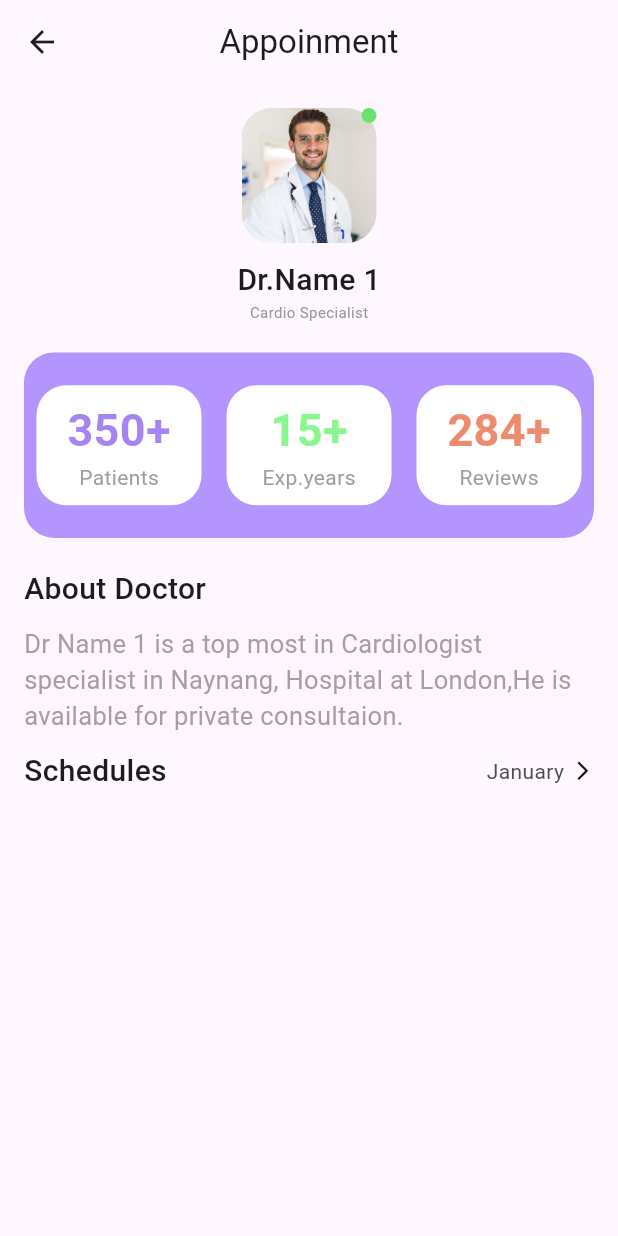
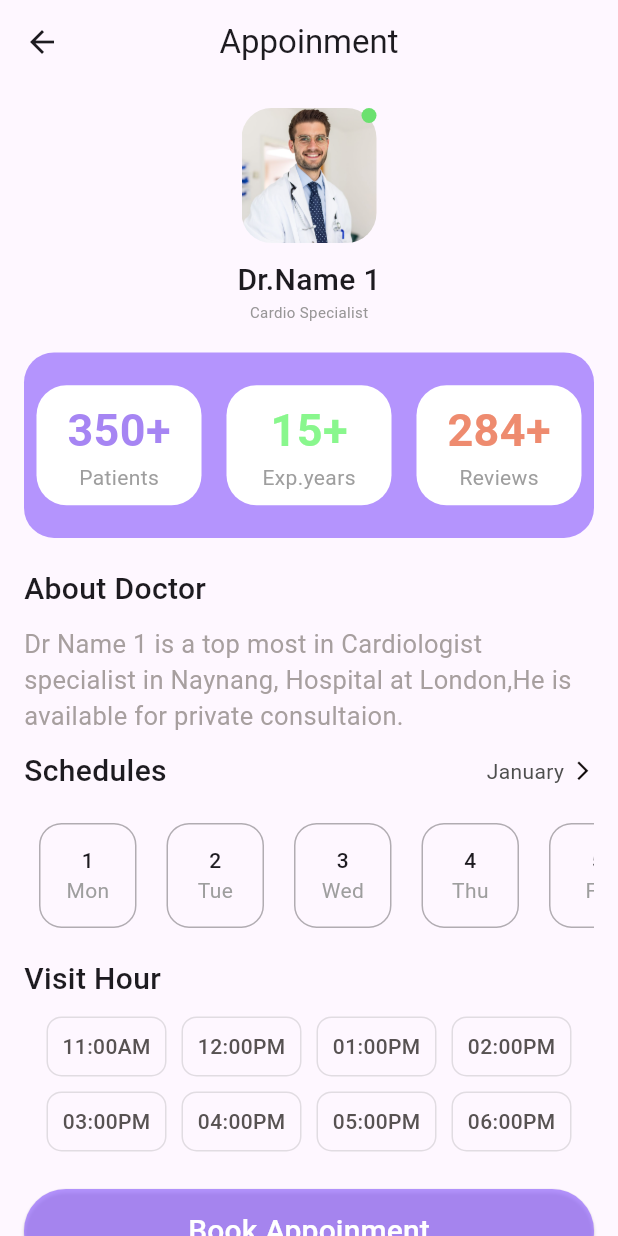
Before and after one commit to faezismaeel/doctor_booking_app, a Flutter app: the screen it shows after launch, after a tap on "Appointment", on a phone screen of 412 x 824 dp. Run offline on Flutter 3.47's test engine with Material 3 defaults, Android fonts, the phone set to English and light mode, and no system bars; our stand-ins replace flutter_svg.

Commit message:
appoinment details

```diff
--- /dev/null
+++ b/lib/defaultbutton/default_button.dart
@@ -0,0 +1,28 @@
+import 'package:flutter/material.dart';
+
+class DefaultButton extends StatelessWidget {
+  const DefaultButton({super.key, required this.text, required this.press});
+
+  final String text;
+  final VoidCallback press;
+
+  @override
+  Widget build(BuildContext context) {
+    return SizedBox(
+      height: 56,
+      width: double.infinity,
+      child: ElevatedButton(
+        style: ElevatedButton.styleFrom(
+          backgroundColor: const Color.fromARGB(198, 159, 119, 253)
+        ),
+        onPressed: press,
+        child: Text(text,
+        style: const TextStyle(
+          fontSize: 20,
+          color: Colors.white
+        ),
+        ),
+      ),
+    );
+  }
+}
--- a/lib/screens/details/analystics.dart
+++ b/lib/screens/details/analystics.dart
@@ -15,7 +15,7 @@ class DoctorAnalystics extends StatelessWidget {
           width: SizeConfig.screenWidth * 0.95,
         decoration: BoxDecoration(
           borderRadius: BorderRadius.circular(20),
-        color: Color.fromARGB(198, 159, 119, 253),
+        color: const Color.fromARGB(198, 159, 119, 253),
         ),
         child: Row(
           mainAxisAlignment: MainAxisAlignment.spaceAround,
@@ -27,7 +27,7 @@ class DoctorAnalystics extends StatelessWidget {
                 color: Colors.white,
                 borderRadius: BorderRadius.circular(20)
               ),
-              child: Column(
+              child: const Column(
                 mainAxisAlignment: MainAxisAlignment.center,
                 children: [
                   Text("350+",
@@ -52,7 +52,7 @@ class DoctorAnalystics extends StatelessWidget {
                 color: Colors.white,
                 borderRadius: BorderRadius.circular(20)
               ),
-              child: Column(
+              child: const Column(
                 mainAxisAlignment: MainAxisAlignment.center,
                 children: [
                   Text("15+",
@@ -62,7 +62,7 @@ class DoctorAnalystics extends StatelessWidget {
                     color: Color.fromARGB(255, 137, 247, 141),
                   ),
                   ),
-                  Text("Exp.years",
+                   Text("Exp.years",
                   style: TextStyle(
                     color: Colors.grey
                   ),
@@ -77,7 +77,7 @@ class DoctorAnalystics extends StatelessWidget {
                 color: Colors.white,
                 borderRadius: BorderRadius.circular(20)
               ),
-              child: Column(
+              child: const Column(
                 mainAxisAlignment: MainAxisAlignment.center,
                 children: [
                   Text("284+",
--- a/lib/screens/details/appoinment_details.dart
+++ b/lib/screens/details/appoinment_details.dart
@@ -1,5 +1,7 @@
+import 'package:book_your_doctor/defaultbutton/default_button.dart';
 import 'package:book_your_doctor/screens/details/analystics.dart';
-import 'package:book_your_doctor/screens/details/schedules.dart';
+import 'package:book_your_doctor/screens/details/schedule/schedules.dart';
+import 'package:book_your_doctor/screens/details/schedule/visiting_hour.dart';
 import 'package:flutter/material.dart';
 
 class AppoinmemntDetails extends StatefulWidget {
@@ -16,10 +18,11 @@ class _AppoinmemntDetailsState extends State<AppoinmemntDetails> {
   Widget build(BuildContext context) {
     return Scaffold(
       appBar: AppBar(
-        title: Text("Appoinment"),
+        title: const Text("Appoinment"),
         centerTitle: true,
       ),
-      body: Padding(
+      body: SingleChildScrollView(
+        child: Padding(
           padding: const EdgeInsets.all(16),
           child: Column(
             children: [
@@ -42,7 +45,7 @@ class _AppoinmemntDetailsState extends State<AppoinmemntDetails> {
                   ),
                 ],
               ),
-            SizedBox(
+              const SizedBox(
                 height: 10,
               ),
               Text(
@@ -52,33 +55,33 @@ class _AppoinmemntDetailsState extends State<AppoinmemntDetails> {
                   fontWeight: FontWeight.w500,
                 ),
               ),
-            Text(
+              const Text(
                 "Cardio Specialist",
-              style: const TextStyle(
+                style: TextStyle(
                     fontSize: 10,
                     fontWeight: FontWeight.normal,
                     color: Color.fromARGB(221, 136, 135, 135)),
               ),
-            SizedBox(
+              const SizedBox(
                 height: 20,
               ),
-            DoctorAnalystics(),
-            SizedBox(
+              const DoctorAnalystics(),
+              const SizedBox(
                 height: 20,
               ),
-            Align(
+              const Align(
                 alignment: Alignment.centerLeft,
                 child: Text("About Doctor",
-              style: const TextStyle(
+                style: TextStyle(
                           fontSize: 20,
                           fontWeight: FontWeight.w500,
                         ),
                 ),
               ),
-             SizedBox(
+               const SizedBox(
                 height: 10,
               ),
-            Align(
+              const Align(
                 alignment: Alignment.centerLeft,
                 child: Text.rich(
                         TextSpan(
@@ -91,11 +94,21 @@ class _AppoinmemntDetailsState extends State<AppoinmemntDetails> {
                                 )
                 ),
               ),
-            SizedBox(
+              const SizedBox(
                 height: 10,
               ),
-           Schedules(),
+             const Schedules(),
+               const SizedBox(
+                height: 10,
+              ),
+              const VistingHour(),
+              const SizedBox(height: 25,),
+              DefaultButton(
+                text: "Book Appoinment",
+                press: (){},
+              ),
             ],
+          ),
         ),
       ),
     );
--- /dev/null
+++ b/lib/screens/details/schedule/schedules.dart
@@ -0,0 +1,130 @@
+import 'package:flutter/material.dart';
+
+class Schedules extends StatefulWidget {
+  const Schedules({super.key});
+
+  @override
+  State<Schedules> createState() => _SchedulesState();
+}
+
+class _SchedulesState extends State<Schedules> {
+    DateTime currentDate = DateTime.now();
+    DateTime selectedDate =DateTime(DateTime.now().year, DateTime.now().month, DateTime.now().day);
+    List months = [
+      "January",
+      "February",
+      "March",
+      "April",
+      "May",
+      "June",
+      "July",
+      "August",
+      "September",
+      "October",
+      "November",
+      "December"
+    ];
+  @override
+  Widget build(BuildContext context) {
+   final monthDays = DateTime(currentDate.year, currentDate.month + 1,0).day;
+    return  Column(
+      children: [
+        Align(
+                  alignment: Alignment.topLeft,
+                  child: Row(
+                    mainAxisAlignment: MainAxisAlignment.spaceBetween,
+                    children: [
+                      const Text("Schedules",
+                      style: TextStyle(
+                                fontSize: 20,
+                                fontWeight: FontWeight.w500,
+                              ),
+                      ),
+                      Row(
+                        children: [
+                          Text(months[currentDate.month -1],
+                          style: const TextStyle(
+                            color: Color.fromARGB(255, 78, 78, 78)
+                          ),
+                          ),
+                          const SizedBox(width: 5,),
+                          const Icon(Icons.arrow_forward_ios,size: 15,color: Color.fromARGB(255, 17, 11, 11),),
+                        ],
+                      ),
+                    ],
+                  ),
+                ),
+                const SizedBox(
+              height: 10,
+            ),
+                SingleChildScrollView(
+                  scrollDirection: Axis.horizontal,
+                  child: Row(
+                    mainAxisAlignment: MainAxisAlignment.spaceBetween,
+                    children: [
+                      ...List.generate(monthDays, (index){
+                        DateTime day =DateTime(currentDate.year, currentDate.month,index + 1);
+                        bool isToday = day.day == currentDate.day && day.month == currentDate.month && day.year == currentDate.year ;
+                        // List isSelected = [ day.day,day.month,day.year ];
+                        DateTime date = DateTime(day.year,day.month,day.day);
+                        return GestureDetector(
+                          onTap: (){
+                            setState(() {
+                              selectedDate = date;
+                              print(selectedDate);
+                            });
+                          },
+                          child: Container(
+                            width: 65,
+                            height: 70,
+                            margin: const EdgeInsets.all(10),
+                            decoration: BoxDecoration(
+                              border: selectedDate == date ? null : ( isToday? null : Border.all(color: Colors.black.withOpacity(0.3))),
+                              borderRadius: BorderRadius.circular(15),
+                              color: selectedDate==date ? const Color.fromARGB(198, 159, 119, 253) : (isToday ? const Color.fromARGB(197, 0, 0, 0) : null)
+                              ),
+                            child: Column(
+                              mainAxisAlignment: MainAxisAlignment.center,
+                              children: [
+                              Text("${day.day}",
+                              style: TextStyle(
+                                fontWeight: FontWeight.w500,
+                                color: selectedDate == date ? Colors.white : (isToday ? Colors.white : null)
+                              ),
+                              ),
+                              Text(getDayOfWeek(day),
+                              style: TextStyle(
+                                color:  selectedDate == date ? Colors.white : (isToday ? Colors.white : Colors.grey),
+                              ),
+                              )
+                                               ],),
+                          ),
+                        );
+                      })
+                    ],
+                  ),
+                )
+      ],
+    );
+  }
+}
+String getDayOfWeek(DateTime day) {
+    switch (day.weekday) {
+      case 1:
+        return 'Mon';
+      case 2:
+        return 'Tue';
+      case 3:
+        return 'Wed';
+      case 4:
+        return 'Thu';
+      case 5:
+        return 'Fri';
+      case 6:
+        return 'Sat';
+      case 7:
+        return 'Sun';
+      default:
+        return '';
+    }
+  }
--- /dev/null
+++ b/lib/screens/details/schedule/visiting_hour.dart
@@ -0,0 +1,70 @@
+import 'package:flutter/material.dart';
+
+class VistingHour extends StatefulWidget {
+  const VistingHour({super.key});
+
+  @override
+  State<VistingHour> createState() => _VistingHourState();
+}
+
+class _VistingHourState extends State<VistingHour> {
+  String selected = "";
+  @override
+  Widget build(BuildContext context) {
+    List time =[
+      "11:00AM",
+      "12:00PM",
+      "01:00PM",
+      "02:00PM",
+      "03:00PM",
+      "04:00PM",
+      "05:00PM",
+      "06:00PM",
+    ];
+    return Column(
+      mainAxisAlignment: MainAxisAlignment.start,
+      children: [
+        const Align(
+          alignment: Alignment.topLeft,
+          child: Text("Visit Hour",
+           style: TextStyle(
+                                  fontSize: 20,
+                                  fontWeight: FontWeight.w500,
+                                ),
+          ),
+        ),
+        const SizedBox(height: 10,),
+        Wrap(
+          spacing: 10,
+          runSpacing: 10,
+          children: time.map((e) =>  GestureDetector(
+            onTap: (){
+              setState(() {
+                selected = e;
+                print(selected);
+              });
+            },
+            child: Container(
+                height: 40,
+                width: 80,
+                child: Align(
+                  alignment: Alignment.center,
+                  child: Text(e,
+                  style: TextStyle(
+                    fontWeight: FontWeight.w500,
+                    color: selected == e ? Colors.white : const Color.fromARGB(255, 87, 82, 82)
+                  ),
+                  ),
+                ),
+                decoration: BoxDecoration(
+                  borderRadius: BorderRadius.circular(10),
+                  border: Border.all(color: Colors.grey.withOpacity(0.3)),
+                  color: selected == e ? const Color.fromARGB(198, 159, 119, 253) : null
+                ),
+              ),
+          )).toList(),
+        ),
+      ],
+    );
+  }
+}
--- a/lib/screens/details/schedules.dart
+++ /dev/null
@@ -1,62 +0,0 @@
-import 'package:flutter/material.dart';
-
-class Schedules extends StatefulWidget {
-  const Schedules({super.key});
-
-  @override
-  State<Schedules> createState() => _SchedulesState();
-}
-
-class _SchedulesState extends State<Schedules> {
-    DateTime currentMonth = DateTime.now();
-    List months = [
-      "January",
-      "February",
-      "March",
-      "April",
-      "May",
-      "June",
-      "July",
-      "August",
-      "September",
-      "October",
-      "November",
-      "December"
-    ];
-    final currentDate = [DateTime.now().day];
-  @override
-  Widget build(BuildContext context) {
-    print(currentDate);
-
-    return  Column(
-      children: [
-        Align(
-                  alignment: Alignment.centerLeft,
-                  child: Row(
-                    mainAxisAlignment: MainAxisAlignment.spaceBetween,
-                    children: [
-                      Text("Schedules",
-                      style: const TextStyle(
-                                fontSize: 20,
-                                fontWeight: FontWeight.w500,
-                              ),
-                      ),
-                      Row(
-                        children: [
-                          Text(months[currentMonth.month -1],
-                          style: TextStyle(
-                            color: const Color.fromARGB(255, 78, 78, 78)
-                          ),
-                          ),
-                          SizedBox(width: 5,),
-                          Icon(Icons.arrow_forward_ios,size: 15,color: Color.fromARGB(255, 17, 11, 11),),
-                        ],
-                      ),
-
-                    ],
-                  ),
-                ),
-      ],
-    );
-  }
-}
--- a/lib/screens/home/categories/categories.dart
+++ b/lib/screens/home/categories/categories.dart
@@ -26,7 +26,7 @@ class Categories extends StatelessWidget {
             ),
             )),
         ),
-          SizedBox(height: 10,),
+          const SizedBox(height: 10,),
         Padding(
           padding: const EdgeInsets.all(8.0),
           child: Row(
@@ -66,7 +66,7 @@ final GestureTapCallback press;
               borderRadius: BorderRadius.circular(10)
             ),
           ),
-          SizedBox(height: 20,),
+          const SizedBox(height: 20,),
            Text(text,
            textAlign: TextAlign.center,
            style: TextStyle(
--- a/lib/screens/home/home_screen/doctors_list.dart
+++ b/lib/screens/home/home_screen/doctors_list.dart
@@ -25,11 +25,12 @@ class DoctorsList extends StatelessWidget {
         Padding(
           padding: const EdgeInsets.only(top: 20, left: 20),
           child: Column(
+            // mainAxisSize: MainAxisSize.min,
             children: [
               Stack(
                 children: [
                   ClipRRect(
-                    borderRadius: BorderRadius.circular(20),
+                    borderRadius: BorderRadius.circular(15),
                     child: Container(
                       height: 70,
                       width: 70,
@@ -55,7 +56,7 @@ class DoctorsList extends StatelessWidget {
                     color: Color.fromARGB(255, 141, 240, 144),
                   ),
                   const SizedBox(
-                    width: 10,
+                    width: 5,
                   ),
                   Text("$rating")
                 ],
@@ -63,12 +64,13 @@ class DoctorsList extends StatelessWidget {
             ],
           ),
         ),
+        const SizedBox(width: 24,),
         Column(
-          mainAxisAlignment: MainAxisAlignment.start,
+          crossAxisAlignment: CrossAxisAlignment.start,
+            mainAxisSize: MainAxisSize.min,
           children: [
-            Padding(
-              padding: const EdgeInsets.only(top: 25, left: 30),
-              child: Text.rich(TextSpan(
+            Text.rich(TextSpan(
+
                 text: "$title\n",
                 style: const TextStyle(
                   fontSize: 20,
@@ -82,8 +84,7 @@ class DoctorsList extends StatelessWidget {
                           color: Colors.black.withOpacity(0.5)),
                       text: subTitle)
                 ])),
-            ),
-            SizedBox(height: 10,),
+            const SizedBox(height: 10,),
             TextButton(
               style: TextButton.styleFrom(
                 backgroundColor: Colors.grey.withOpacity(0.2),
--- a/lib/screens/home/home_screen/home_screen.dart
+++ b/lib/screens/home/home_screen/home_screen.dart
@@ -16,7 +16,7 @@ class _HomeScreenState extends State<HomeScreen> {
   Widget build(BuildContext context) {
 
   SizeConfig().init(context);
-    return Scaffold(
+    return const Scaffold(
       body: SingleChildScrollView(
         child: Column(
           children: [
```
Also changed, not shown: lib/screens/doctors/doctors.dart (added). Lines whose indentation alone changed are shown as unchanged.
